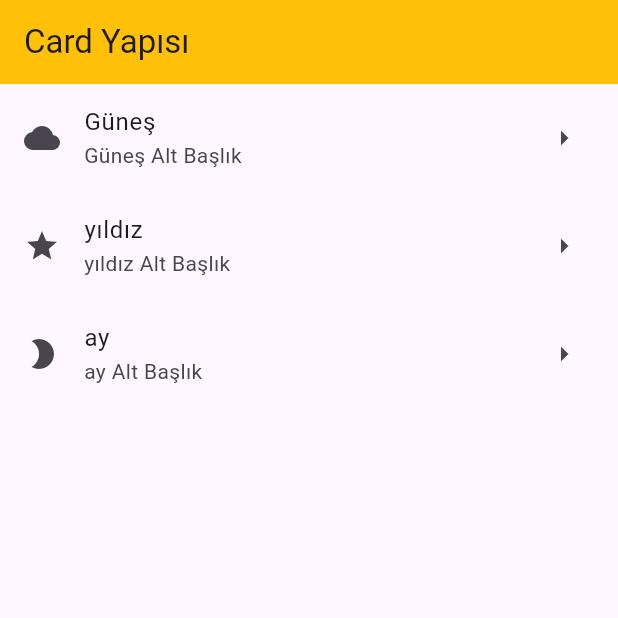
After one commit to SevimBusraGul78/FlutterDerslerii, a Flutter app: the MyListView screen opened directly, on a phone screen of 412 x 824 dp, the top half of it. The commit adds this screen. Run offline on Flutter 3.47's test engine with Material 3 defaults, Android fonts, the phone set to English and light mode, and no system bars.

Commit message:
GridView:SabitListe

```diff
--- a/lib/sayfageçişleri/SayfaB.dart
+++ b/lib/sayfageçişleri/SayfaB.dart
@@ -1,6 +1,6 @@
 import 'package:flutter/cupertino.dart';
 import 'package:flutter/material.dart';
-import 'package:unitiled11/sayfage%C3%A7i%C5%9Fleri/AnaSayfa.dart';
+import 'package:unitiled11/yap%C4%B1lar/AnaSayfa.dart';
 
 class SayfaB extends StatefulWidget {
   const SayfaB({super.key});
--- a/lib/sayfageçişleri/main.dart
+++ b/lib/sayfageçişleri/main.dart
@@ -1,8 +1,9 @@
-
 
 import 'package:flutter/material.dart';
 import 'package:flutter/scheduler.dart';
 import '../yapılar/AppBar.dart';
+import '../yapılar/CardYapisi.dart';
+import '../yapılar/ListView.dart';
 import '../yapılar/form yapısı.dart';
 
 void main() {
@@ -25,7 +26,7 @@ class MyApp extends StatelessWidget {
       theme: ThemeData(
         primarySwatch: Colors.blue,
       ),
-      home: AppBarDersi(),
+      home: MyListView(),
     );
   }
 }
--- a/lib/sayfageçişleri/AnaSayfa.dart
+++ b/lib/yapılar/AnaSayfa.dart
@@ -2,7 +2,7 @@ import 'package:flutter/cupertino.dart';
 import 'package:flutter/material.dart';
 import 'package:unitiled11/sayfage%C3%A7i%C5%9Fleri/sayfaA.dart';
 
-import 'Kişiler.dart';
+import '../sayfageçişleri/Kişiler.dart';
 
 class AnaSayfa extends StatefulWidget {
   const AnaSayfa({super.key});
--- a/lib/yapılar/AppBar.dart
+++ b/lib/yapılar/AppBar.dart
@@ -38,7 +38,7 @@ class _AppBarDersiState extends State<AppBarDersi> {
         actions: [
           aramaYapiliyormu
               ? IconButton(
-            onPressed: () {
+               onPressed: () {
               setState(() {
                 aramaYapiliyormu = false;
               });
--- /dev/null
+++ b/lib/yapılar/ListView.dart
@@ -0,0 +1,56 @@
+import 'package:flutter/cupertino.dart';
+import 'package:flutter/material.dart';
+
+class MyListView extends StatefulWidget {
+  const MyListView({Key? key}) : super(key: key);
+
+  @override
+  State<MyListView> createState() => _MyListViewState();
+}
+
+class _MyListViewState extends State<MyListView> {
+  //SabitListView alt alta listemele yapılabilir
+  // sabittir dinamik değildir
+  //
+  @override
+  Widget build(BuildContext context) {
+    return Scaffold(
+      appBar: AppBar(
+        title: Text("Card Yapısı"),
+        backgroundColor: Colors.amber,
+      ),
+      body: ListView(
+        children: [
+          ListTile(
+            leading: Icon(Icons.wb_cloudy),
+            title: Text("Güneş"),
+            subtitle: Text("Güneş Alt Başlık"),
+            trailing: Icon(Icons.arrow_right),
+            onTap: () {
+              print("bulutlandın");
+            },
+          ),
+          ListTile(
+            leading: Icon(Icons.star),
+            title: Text("yıldız"),
+            subtitle: Text("yıldız Alt Başlık"),
+            trailing: Icon(Icons.arrow_right),
+            onTap: () {
+              print("yıldızlandın");
+            },
+          ),
+          ListTile(
+            leading: Icon(Icons.brightness_2),
+            title: Text("ay"),
+            subtitle: Text("ay Alt Başlık"),
+            trailing: Icon(Icons.arrow_right),
+            onTap: () {
+              print("aylandın");
+            },
+          ),
+
+        ],
+      ),
+    );
+  }
+}
```
